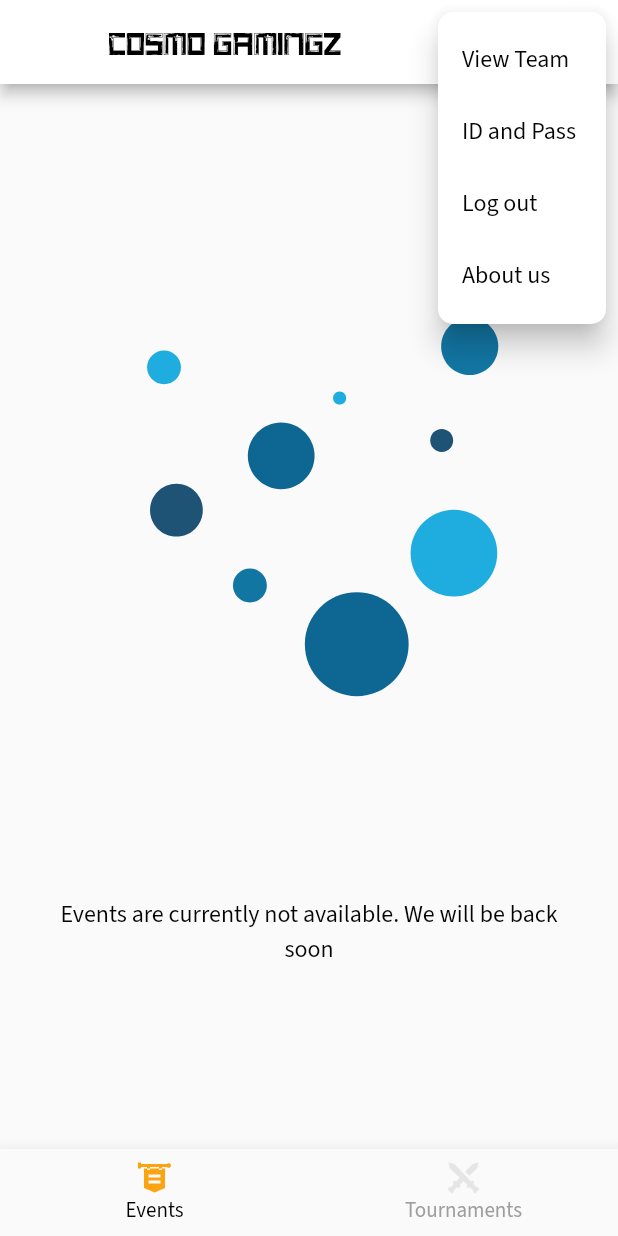
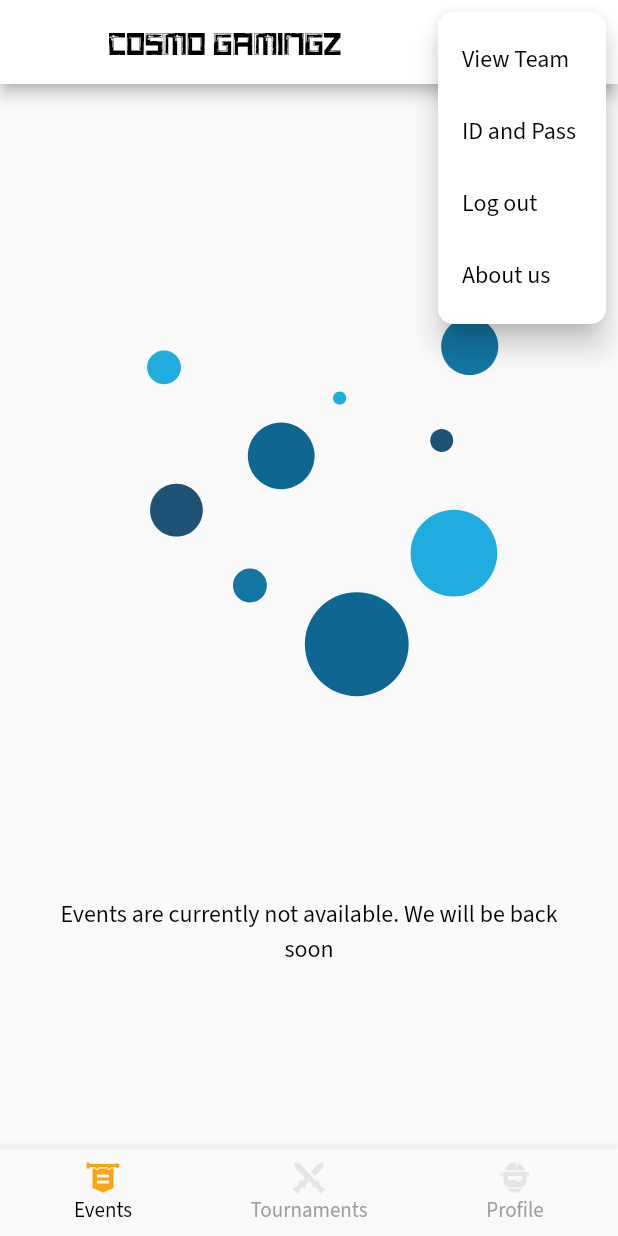
Before and after one commit to udhay24/cosmo, a Flutter app: the HomeScreen screen opened by its route, after a tap on the "menu" icon, on a phone screen of 412 x 824 dp. Run offline on Flutter 3.47's test engine with Material 2 defaults, Android fonts, the phone set to English and light mode, and no system bars; our stand-ins replace bloc, cloud_firestore, equatable, firebase_auth, firebase_crashlytics, firebase_messaging and 9 more; accounts and stored records are empty.

Commit message:
added profile screen

```diff
--- a/lib/home_screen/ui/home_screen.dart
+++ b/lib/home_screen/ui/home_screen.dart
@@ -13,6 +13,7 @@ import 'package:pubg/data_source/user_repository.dart';
 import 'package:pubg/events_screen/bloc/cosmo_events_bloc.dart';
 import 'package:pubg/events_screen/ui/available_event_widget.dart';
 import 'package:pubg/home_screen/bloc/bloc.dart';
+import 'package:pubg/profile_screen/ui/profile_screen.dart';
 import 'package:pubg/tournament_screen/bloc/tournaments_screen_bloc.dart';
 import 'package:pubg/tournament_screen/ui/available_tournaments_widget.dart';
 import 'package:pubg/util/network_util.dart';
@@ -52,6 +53,7 @@ class _HomeScreenState extends State<HomeScreen> {
         ..add(LoadAvailableTournaments()),
       child: TournamentsScreen(),
     ),
+    ProfileScreen()
   ];
 
   @override
@@ -76,7 +78,10 @@ class _HomeScreenState extends State<HomeScreen> {
               title: Text("Events")),
           BottomNavigationBarItem(
               icon: ImageIcon(AssetImage('assets/icons/tournament-48.png')),
-              title: Text("Tournaments"))
+              title: Text("Tournaments")),
+          BottomNavigationBarItem(
+              icon: ImageIcon(AssetImage('assets/icons/user-profile-50.png')),
+              title: Text("Profile"))
         ],
         currentIndex: _selectedIndex,
         selectedItemColor: Colors.black,
--- /dev/null
+++ b/lib/profile_screen/ui/hexagon_profile_painter.dart
@@ -0,0 +1,24 @@
+import 'dart:ui' as ui;
+
+import 'package:flutter/material.dart';
+
+class HexagonProfilePainter extends CustomPainter {
+  ui.Image image;
+
+  HexagonProfilePainter({@required this.image});
+
+  @override
+  void paint(Canvas canvas, Size size) async {
+    Paint paint = Paint()
+      ..strokeWidth = 10
+      ..color = Colors.black;
+    canvas.drawLine(Offset(0, 0), Offset(size.width, size.height), paint);
+
+    canvas.drawImage(image, Offset(0, 0), paint);
+  }
+
+  @override
+  bool shouldRepaint(CustomPainter oldDelegate) {
+    return false;
+  }
+}
```
Also changed, not shown: lib/profile_screen/ui/profile_screen.dart (+37 -2 lines), assets/icons/user-profile-50.png (added).
